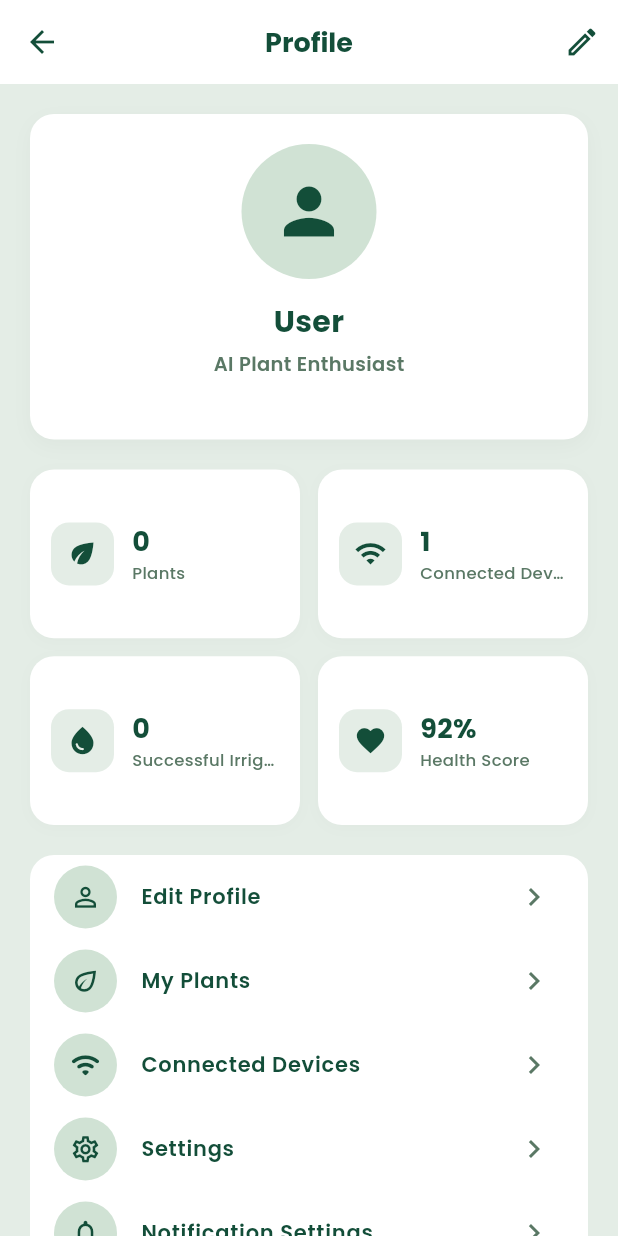
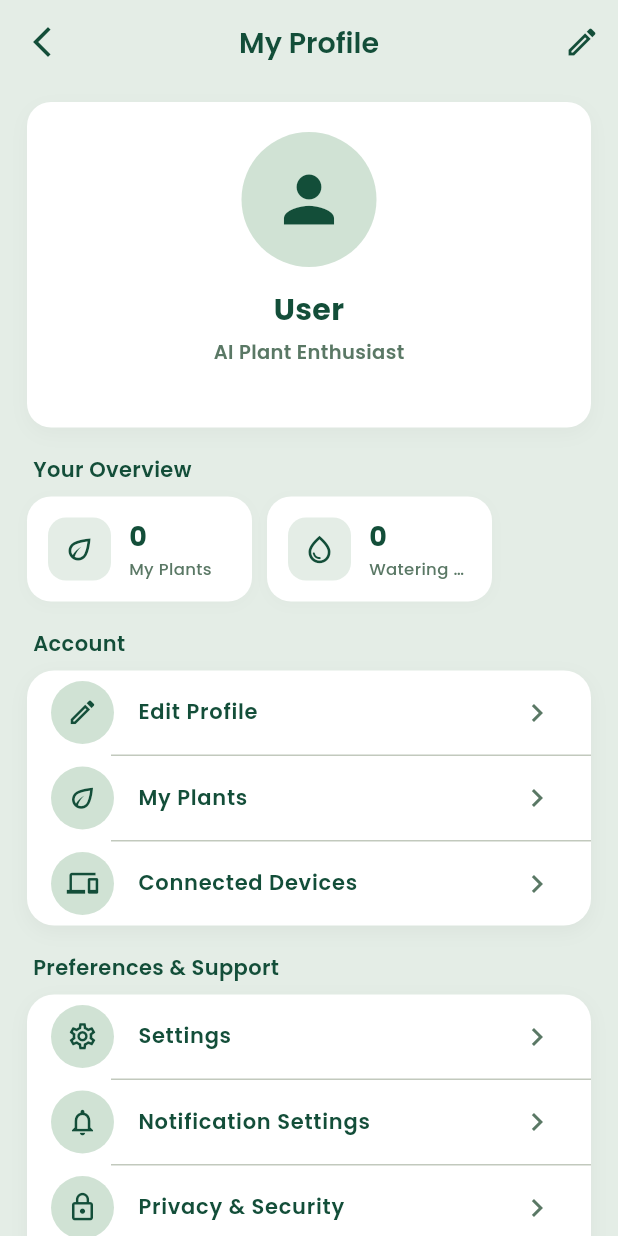
Before and after one commit to Nasir-Ali911/smart-plant-care-system, a Flutter app: the ProfileScreen screen opened by its route, on a phone screen of 412 x 824 dp. Run offline on Flutter 3.47's test engine with Material 3 defaults, Android fonts, the light colour scheme and no system bars; our stand-ins replace cloud_firestore, firebase_auth, firebase_core, firebase_database, firebase_messaging, fl_chart and 4 more; accounts and stored records are empty; network calls fail; statements that could not run were skipped.

Commit message:
Update plant care firmware, notifications, and profile

```diff
--- a/lib/screens/profile/profile_screen.dart
+++ b/lib/screens/profile/profile_screen.dart
@@ -13,413 +13,422 @@ import 'package:smart_plant_care/services/auth_service.dart';
 class ProfileScreen extends StatelessWidget {
   const ProfileScreen({super.key});
 
-  // ============================================================
-  // LOGOUT DIALOG
-  // ============================================================
+  static const Color _backgroundColor = Color(0xFFE4EDE6);
+  static const Color _primaryColor = Color(0xFF134E39);
 
-  void _showLogoutDialog(BuildContext context) {
-    showDialog(
+  void _showMessage(BuildContext context, String message) {
+    ScaffoldMessenger.of(context)
+      ..hideCurrentSnackBar()
+      ..showSnackBar(
+        SnackBar(
+          content: Text(message),
+          behavior: SnackBarBehavior.floating,
+        ),
+      );
+  }
+
+  void _openSettings(BuildContext context) {
+    Navigator.of(context).push(
+      MaterialPageRoute(
+        builder: (_) => SettingsScreen(),
+      ),
+    );
+  }
+
+  Future<void> _showLogoutDialog(BuildContext context) async {
+    final shouldLogout = await showDialog<bool>(
       context: context,
-      builder: (dialogContext) {
-        return AlertDialog(
-          shape: RoundedRectangleBorder(
-            borderRadius: BorderRadius.circular(16),
-          ),
+      builder: (dialogContext) => AlertDialog(
         title: Text(
-            'Logout',
+          'Log Out',
           style: GoogleFonts.poppins(
-              fontWeight: FontWeight.bold,
-              color: const Color(0xFF134E39),
+            fontWeight: FontWeight.w600,
           ),
         ),
         content: Text(
-            'Are you sure you want to log out of your account?',
-            style: GoogleFonts.poppins(
-              color: const Color(0xFF5A7865),
-            ),
+          'Are you sure you want to log out?',
+          style: GoogleFonts.poppins(),
         ),
         actions: [
           TextButton(
-              onPressed: () {
-                Navigator.pop(dialogContext);
-              },
-              child: Text(
-                'Cancel',
-                style: GoogleFonts.poppins(
-                  color: const Color(0xFF5A7865),
-                  fontWeight: FontWeight.w600,
-                ),
-              ),
+            onPressed: () => Navigator.pop(dialogContext, false),
+            child: const Text('Cancel'),
           ),
           ElevatedButton(
             style: ElevatedButton.styleFrom(
-                backgroundColor: Colors.red,
+              backgroundColor: _primaryColor,
               foregroundColor: Colors.white,
-                shape: RoundedRectangleBorder(
-                  borderRadius: BorderRadius.circular(8),
             ),
+            onPressed: () => Navigator.pop(dialogContext, true),
+            child: const Text('Log Out'),
           ),
-              onPressed: () async {
-                Navigator.pop(dialogContext);
+        ],
+      ),
+    );
 
+    if (shouldLogout != true || !context.mounted) return;
+
+    try {
       await AuthService().signOut();
 
       if (context.mounted) {
         context.go('/login');
       }
-              },
-              child: Text(
-                'Logout',
-                style: GoogleFonts.poppins(
-                  color: Colors.white,
-                  fontWeight: FontWeight.w600,
+    } catch (e) {
+      if (context.mounted) {
+        _showMessage(context, 'Unable to log out. Please try again.');
+      }
+    }
+  }
+
+  int _countRecords(dynamic value) {
+    if (value is Map) {
+      return value.length;
+    }
+
+    if (value is List) {
+      return value.where((item) => item != null).length;
+    }
+
+    return 0;
+  }
+
+  Widget _buildStatistics(String? uid) {
+    if (uid == null) {
+      return const Wrap(
+        spacing: 10,
+        runSpacing: 10,
+        children: [
+          SizedBox(
+            width: 150,
+            child: StatCard(
+              title: 'My Plants',
+              value: '0',
+              icon: Icons.eco_outlined,
             ),
+          ),
+          SizedBox(
+            width: 150,
+            child: StatCard(
+              title: 'Watering Events',
+              value: '0',
+              icon: Icons.water_drop_outlined,
+            ),
+          ),
+        ],
+      );
+    }
+
+    final plantsRef =
+        FirebaseDatabase.instance.ref('Users/$uid/Plants');
+
+    final wateringRef =
+        FirebaseDatabase.instance.ref('SmartPlant/WateringEvents');
+
+    return StreamBuilder<DatabaseEvent>(
+      stream: plantsRef.onValue,
+      builder: (context, plantSnapshot) {
+        final plantCount = plantSnapshot.hasData
+            ? _countRecords(plantSnapshot.data!.snapshot.value)
+            : 0;
+
+        return StreamBuilder<DatabaseEvent>(
+          stream: wateringRef.onValue,
+          builder: (context, wateringSnapshot) {
+            final wateringCount = wateringSnapshot.hasData
+                ? _countRecords(wateringSnapshot.data!.snapshot.value)
+                : 0;
+
+            return Wrap(
+              spacing: 10,
+              runSpacing: 10,
+              children: [
+                SizedBox(
+                  width: 150,
+                  child: StatCard(
+                    title: 'My Plants',
+                    value: plantSnapshot.hasError
+                        ? '—'
+                        : plantCount.toString(),
+                    icon: Icons.eco_outlined,
+                  ),
+                ),
+                SizedBox(
+                  width: 150,
+                  child: StatCard(
+                    title: 'Watering Events',
+                    value: wateringSnapshot.hasError
+                        ? '—'
+                        : wateringCount.toString(),
+                    icon: Icons.water_drop_outlined,
                   ),
                 ),
               ],
             );
           },
         );
+      },
+    );
   }
 
-  // ============================================================
-  // BUILD
-  // ============================================================
+  Widget _sectionTitle(String title) {
+    return Padding(
+      padding: const EdgeInsets.only(
+        left: 4,
+        bottom: 8,
+        top: 18,
+      ),
+      child: Text(
+        title,
+        style: GoogleFonts.poppins(
+          fontSize: 14,
+          fontWeight: FontWeight.w600,
+          color: _primaryColor,
+        ),
+      ),
+    );
+  }
+
+  Widget _buildCard({required List<Widget> children}) {
+    return Container(
+      decoration: BoxDecoration(
+        color: Colors.white,
+        borderRadius: BorderRadius.circular(18),
+        boxShadow: [
+          BoxShadow(
+            color: Colors.black.withValues(alpha: 0.04),
+            blurRadius: 10,
+            offset: const Offset(0, 4),
+          ),
+        ],
+      ),
+      child: Column(
+        children: children,
+      ),
+    );
+  }
 
   @override
   Widget build(BuildContext context) {
-    final uid =
-        FirebaseAuth.instance.currentUser?.uid;
+    final uid = FirebaseAuth.instance.currentUser?.uid;
 
     return Scaffold(
-      backgroundColor: const Color(0xFFE4EDE6),
-
+      backgroundColor: _backgroundColor,
       appBar: AppBar(
-        backgroundColor: Colors.white,
+        backgroundColor: _backgroundColor,
         elevation: 0,
         centerTitle: true,
-
-        // Since this screen is also used as a bottom
-        // navigation tab, don't force Navigator.pop().
         leading: IconButton(
           icon: const Icon(
-            Icons.arrow_back,
-            color: Color(0xFF134E39),
+            Icons.arrow_back_ios_new,
+            color: _primaryColor,
           ),
           onPressed: () {
-            if (Navigator.canPop(context)) {
-              Navigator.pop(context);
+            if (Navigator.of(context).canPop()) {
+              Navigator.of(context).pop();
             } else {
               context.go('/home');
             }
           },
         ),
-
         title: Text(
-          'Profile',
+          'My Profile',
           style: GoogleFonts.poppins(
-            fontSize: 18,
-            fontWeight: FontWeight.bold,
-            color: const Color(0xFF134E39),
+            color: _primaryColor,
+            fontSize: 19,
+            fontWeight: FontWeight.w600,
           ),
         ),
-
         actions: [
           IconButton(
+            tooltip: 'Edit profile',
             icon: const Icon(
               Icons.edit_outlined,
-              color: Color(0xFF134E39),
+              color: _primaryColor,
             ),
-            onPressed: () {
-              ScaffoldMessenger.of(context).showSnackBar(
-                SnackBar(
-                  content: Text(
-                    'Profile editing will be available soon.',
-                    style: GoogleFonts.poppins(
-                      color: Colors.white,
+            onPressed: () => _showMessage(
+              context,
+              'Profile editing is not available yet.',
             ),
           ),
-                  backgroundColor:
-                      const Color(0xFF134E39),
+        ],
       ),
+      body: SafeArea(
+        child: SingleChildScrollView(
+          padding: const EdgeInsets.fromLTRB(18, 12, 18, 28),
+          child: Column(
+            crossAxisAlignment: CrossAxisAlignment.start,
+            children: [
+              const ProfileHeader(),
+
+              _sectionTitle('Your Overview'),
+
+              _buildStatistics(uid),
+
+              _sectionTitle('Account'),
+
+              _buildCard(
+                children: [
+                  ProfileTile(
+                    icon: Icons.edit_outlined,
+                    title: 'Edit Profile',
+                    onTap: () => _showMessage(
+                      context,
+                      'Profile editing is not available yet.',
+                    ),
+                  ),
+                  const Divider(height: 1, indent: 56),
+                  ProfileTile(
+                    icon: Icons.eco_outlined,
+                    title: 'My Plants',
+                    onTap: () => context.go('/home'),
+                  ),
+                  const Divider(height: 1, indent: 56),
+                  ProfileTile(
+                    icon: Icons.devices_outlined,
+                    title: 'Connected Devices',
+                    onTap: () => _showMessage(
+                      context,
+                      'Device management is not available here yet.',
+                    ),
+                  ),
+                ],
+              ),
+
+              _sectionTitle('Preferences & Support'),
+
+              _buildCard(
+                children: [
+                  ProfileTile(
+                    icon: Icons.settings_outlined,
+                    title: 'Settings',
+                    onTap: () => _openSettings(context),
+                  ),
+                  const Divider(height: 1, indent: 56),
+                  ProfileTile(
+                    icon: Icons.notifications_none_outlined,
+                    title: 'Notification Settings',
+                    onTap: () => _openSettings(context),
+                  ),
+                  const Divider(height: 1, indent: 56),
+                  ProfileTile(
+                    icon: Icons.lock_outline,
+                    title: 'Privacy & Security',
+                    onTap: () => _showMessage(
+                      context,
+                      'Privacy options are not available on this page yet.',
+                    ),
+                  ),
+                  const Divider(height: 1, indent: 56),
+                  ProfileTile(
+                    icon: Icons.help_outline,
+                    title: 'Help & Support',
+                    onTap: () => _showMessage(
+                      context,
+                      'Help and support will be available soon.',
+                    ),
+                  ),
+                  const Divider(height: 1, indent: 56),
+                  ProfileTile(
+                    icon: Icons.info_outline,
+                    title: 'About App',
+                    onTap: () {
+                      showAboutDialog(
+                        context: context,
+                        applicationName: 'Smart Plant Care',
+                        applicationVersion: '1.0.0',
+                        applicationIcon: const Icon(
+                          Icons.local_florist,
+                          color: _primaryColor,
+                          size: 36,
+                        ),
+                        children: [
+                          const Text(
+                            'An intelligent plant monitoring and '
+                            'irrigation system with sensor monitoring, '
+                            'automated watering, and AI-based forecasting.',
+                          ),
+                        ],
                       );
                     },
                   ),
                 ],
               ),
 
-      body: SingleChildScrollView(
-        padding: const EdgeInsets.all(20),
-        child: Column(
-          children: [
-            // =====================================================
-            // PROFILE HEADER
-            // =====================================================
+              _sectionTitle('App Information'),
 
-            const ProfileHeader(),
-
-            const SizedBox(height: 20),
-
-            // =====================================================
-            // STATISTICS
-            // =====================================================
-
-            _buildStatistics(uid),
-
-            const SizedBox(height: 20),
-
-            // =====================================================
-            // QUICK ACTIONS
-            // =====================================================
-
-            Container(
-              decoration: BoxDecoration(
-                color: Colors.white,
-                borderRadius:
-                    BorderRadius.circular(16),
-              ),
-              child: Column(
+              _buildCard(
                 children: [
                   ProfileTile(
-                    icon: Icons.person_outline,
-                    title: 'Edit Profile',
-                    onTap: () {
-                      ScaffoldMessenger.of(context)
-                          .showSnackBar(
-                        SnackBar(
-                          content: Text(
-                            'Profile editing will be available soon.',
-                            style:
-                                GoogleFonts.poppins(
-                              color: Colors.white,
+                    icon: Icons.phone_android_outlined,
+                    title: 'App Version',
+                    onTap: () => _showMessage(
+                      context,
+                      'Smart Plant Care version 1.0.0',
                     ),
                   ),
-                          backgroundColor:
-                              const Color(0xFF134E39),
-                        ),
-                      );
-                    },
-                  ),
-
-                  ProfileTile(
-                    icon: Icons.eco_outlined,
-                    title: 'My Plants',
-                    onTap: () {
-                      context.go('/home');
-                    },
-                  ),
-
-                  ProfileTile(
-                    icon: Icons.wifi_rounded,
-                    title: 'Connected Devices',
-                    onTap: () {
-                      ScaffoldMessenger.of(context)
-                          .showSnackBar(
-                        SnackBar(
-                          content: Text(
-                            'Device management is available from Device Setup.',
-                            style:
-                                GoogleFonts.poppins(
-                              color: Colors.white,
-                            ),
-                          ),
-                          backgroundColor:
-                              const Color(0xFF134E39),
-                        ),
-                      );
-                    },
-                  ),
-
-                  ProfileTile(
-                    icon: Icons.settings_outlined,
-                    title: 'Settings',
-                    onTap: () {
-                      Navigator.push(
-                        context,
-                        MaterialPageRoute(
-                          builder: (context) =>
-                              const SettingsScreen(),
-                        ),
-                      );
-                    },
-                  ),
-
-                  ProfileTile(
-                    icon: Icons.notifications_outlined,
-                    title: 'Notification Settings',
-                    onTap: () {},
-                  ),
-
-                  ProfileTile(
-                    icon: Icons.lock_outline,
-                    title: 'Privacy & Security',
-                    onTap: () {},
-                  ),
-
-                  ProfileTile(
-                    icon: Icons.help_outline,
-                    title: 'Help & Support',
-                    onTap: () {},
-                  ),
-
-                  ProfileTile(
-                    icon: Icons.info_outline,
-                    title: 'About App',
-                    onTap: () {},
-                  ),
-                ],
-              ),
-            ),
-
-            const SizedBox(height: 20),
-
-            // =====================================================
-            // APP INFORMATION
-            // =====================================================
-
-            Container(
-              decoration: BoxDecoration(
-                color: Colors.white,
-                borderRadius:
-                    BorderRadius.circular(16),
-              ),
-              child: Column(
-                children: [
-                  ProfileTile(
-                    icon: Icons.system_update_alt,
-                    title: 'App Version (v1.0.0)',
-                    onTap: () {},
-                  ),
+                  const Divider(height: 1, indent: 56),
                   ProfileTile(
                     icon: Icons.description_outlined,
                     title: 'Terms & Conditions',
-                    onTap: () {},
+                    onTap: () => _showMessage(
+                      context,
+                      'Terms and conditions are not available yet.',
                     ),
+                  ),
+                  const Divider(height: 1, indent: 56),
                   ProfileTile(
                     icon: Icons.privacy_tip_outlined,
                     title: 'Privacy Policy',
-                    onTap: () {},
+                    onTap: () => _showMessage(
+                      context,
+                      'Privacy policy is not available yet.',
+                    ),
                   ),
                 ],
-              ),
               ),
 
               const SizedBox(height: 24),
 
-            // =====================================================
-            // LOGOUT
-            // =====================================================
-
               SizedBox(
                 width: double.infinity,
                 child: OutlinedButton.icon(
-                style: OutlinedButton.styleFrom(
-                  foregroundColor: Colors.red,
-                  side: const BorderSide(
-                    color: Colors.red,
-                    width: 1.5,
-                  ),
-                  padding:
-                      const EdgeInsets.symmetric(
-                    vertical: 14,
-                  ),
-                  shape: RoundedRectangleBorder(
-                    borderRadius:
-                        BorderRadius.circular(12),
+                  onPressed: () => _showLogoutDialog(context),
+                  icon: const Icon(Icons.logout),
+                  label: Text(
+                    'Log Out',
+                    style: GoogleFonts.poppins(
+                      fontWeight: FontWeight.w600,
                     ),
                   ),
-                onPressed: () =>
-                    _showLogoutDialog(context),
-                icon: const Icon(
-                  Icons.logout_rounded,
+                  style: OutlinedButton.styleFrom(
+                    foregroundColor: Colors.red.shade700,
+                    side: BorderSide(
+                      color: Colors.red.shade200,
                     ),
-                label: Text(
-                  'Logout',
-                  style: GoogleFonts.poppins(
-                    fontSize: 15,
-                    fontWeight: FontWeight.bold,
+                    padding: const EdgeInsets.symmetric(vertical: 15),
+                    shape: RoundedRectangleBorder(
+                      borderRadius: BorderRadius.circular(14),
                     ),
                   ),
                 ),
               ),
 
-            const SizedBox(height: 10),
+              const SizedBox(height: 12),
+
+              Center(
+                child: Text(
+                  'Smart Plant Care • v1.0.0',
+                  style: GoogleFonts.poppins(
+                    color: Colors.black54,
+                    fontSize: 11,
+                  ),
+                ),
+              ),
             ],
+          ),
         ),
       ),
     );
   }
-
-  // ============================================================
-  // STATISTICS
-  // ============================================================
-
-  Widget _buildStatistics(String? uid) {
-    if (uid == null) {
-      return _statisticsGrid(
-        totalPlants: 0,
-      );
 }
-
-    final plantsRef = FirebaseDatabase
-        .instance
-        .ref('Users/$uid/Plants');
-
-    return StreamBuilder<DatabaseEvent>(
-      stream: plantsRef.onValue,
-      builder: (context, snapshot) {
-        int totalPlants = 0;
-
-        if (snapshot.hasData &&
-            snapshot.data!.snapshot.value != null) {
-          final value =
-              snapshot.data!.snapshot.value;
-
-          if (value is Map) {
-            totalPlants = value.length;
-          }
-        }
-
-        return _statisticsGrid(
-          totalPlants: totalPlants,
-        );
-      },
-    );
-  }
-
-  Widget _statisticsGrid({
-    required int totalPlants,
-  }) {
-    return GridView.count(
-      crossAxisCount: 2,
-      crossAxisSpacing: 12,
-      mainAxisSpacing: 12,
-      shrinkWrap: true,
-      physics:
-          const NeverScrollableScrollPhysics(),
-      childAspectRatio: 1.6,
-      children: [
-        StatCard(
-          title: 'Plants',
-          value: totalPlants.toString(),
-          icon: Icons.eco,
-        ),
-        const StatCard(
-          title: 'Connected Devices',
-          value: '1',
-          icon: Icons.wifi,
-        ),
-        const StatCard(
-          title: 'Successful Irrigations',
-          value: '0',
-          icon: Icons.water_drop,
-        ),
-        const StatCard(
-          title: 'Health Score',
-          value: '92%',
-          icon: Icons.favorite,
-        ),
-      ],
-    );
-  }
-}
```
Also changed, not shown: lib/screens/notifications/notifications_screen.dart (+63 -4 lines), 1 other file. Lines whose indentation alone changed are shown as unchanged.
